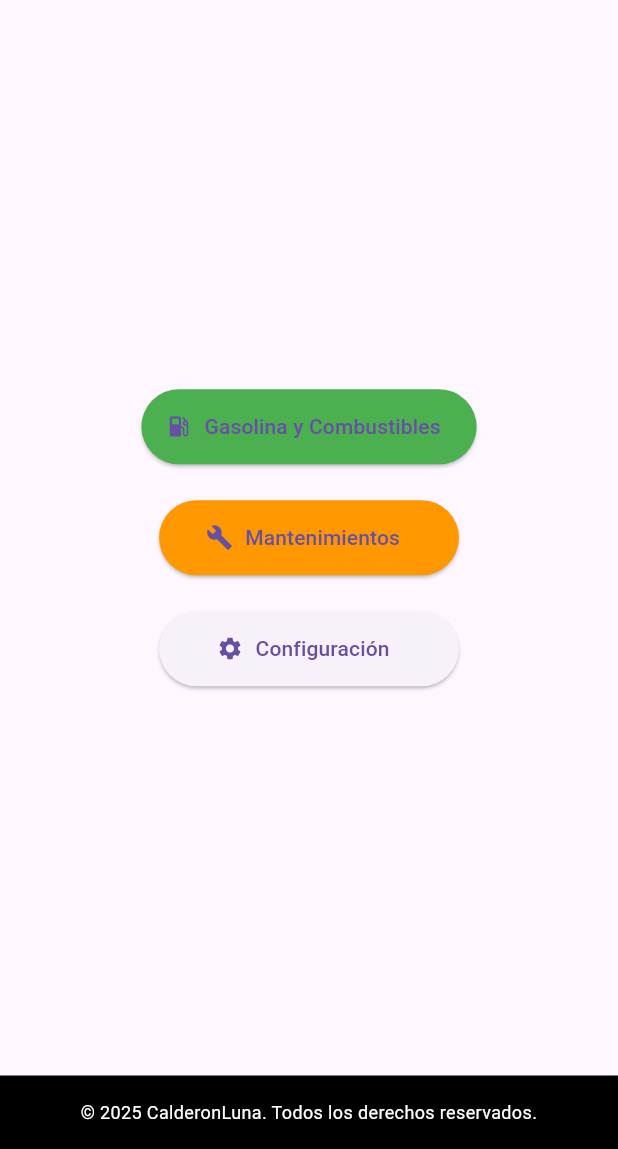
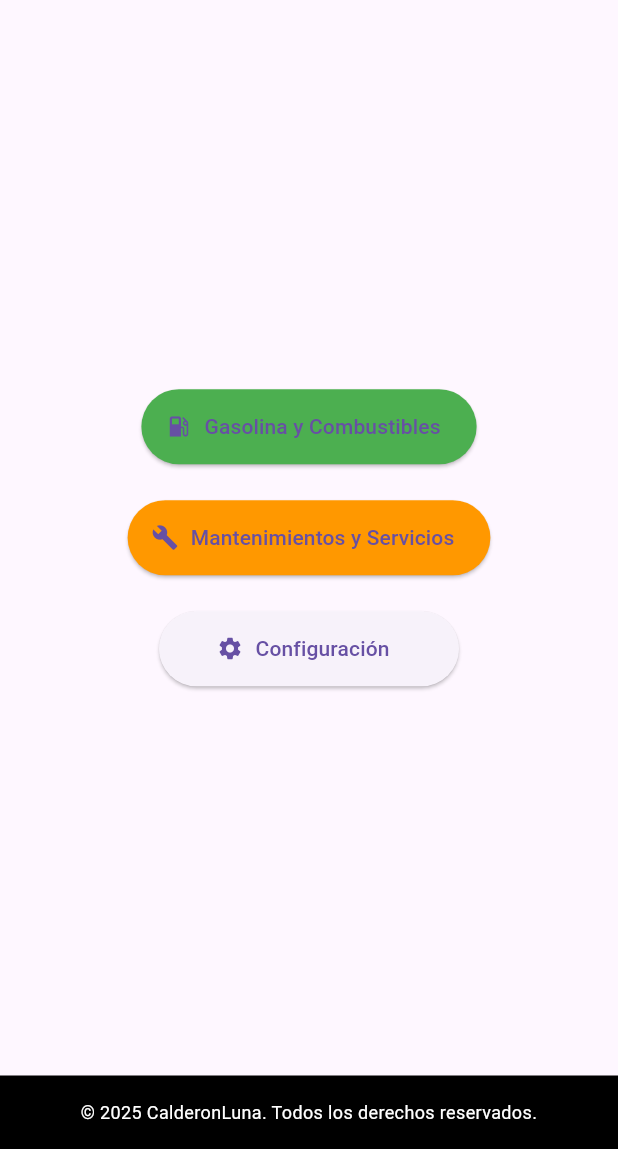
Before and after one commit to RamiroCalderonG/clpwa, a Flutter app: the screen it shows after launch, on a phone screen of 412 x 824 dp, the part 87-1236 px from its top. Run offline on Flutter 3.47's test engine with Material 3 defaults, Android fonts, the light colour scheme and no system bars; our stand-ins replace cloud_firestore, firebase_auth, firebase_core, google_sign_in; accounts and stored records are empty; statements that could not run were skipped.

Commit message:
cambio pequeño 2 para probar deploy

```diff
--- a/lib/views/home_view.dart
+++ b/lib/views/home_view.dart
@@ -23,7 +23,7 @@ class HomeView extends StatelessWidget {
           const SizedBox(height: 24),
           ElevatedButton.icon(
             icon: const Icon(Icons.build),
-            label: const Text('Mantenimientos'),
+            label: const Text('Mantenimientos y Servicios'),
             style: ElevatedButton.styleFrom(
               minimumSize: const Size(200, 50),
               backgroundColor: Colors.orange,
```
